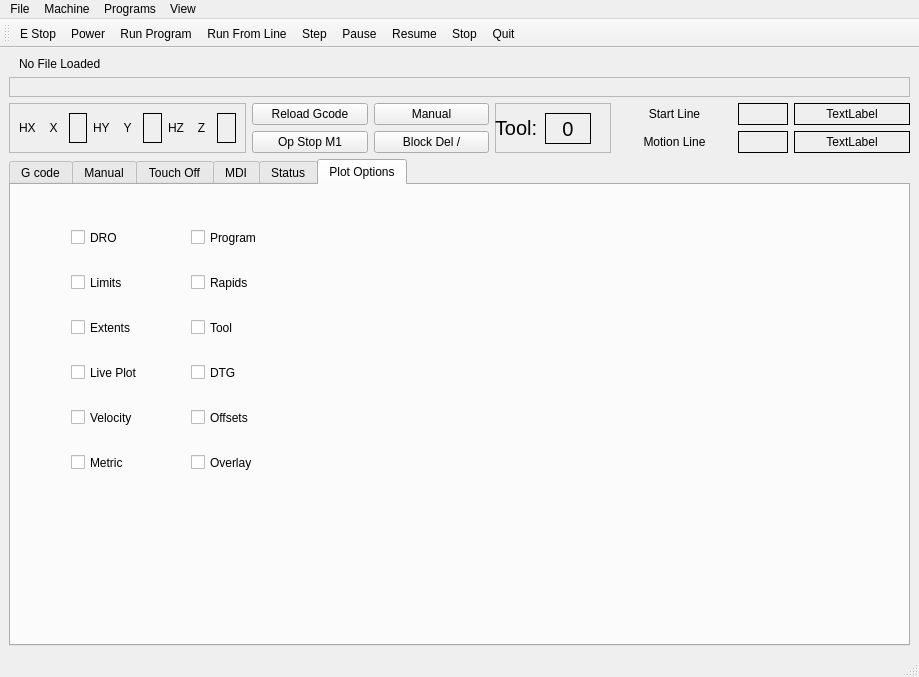
This is examples/tom_sim/tom.ui in jethornton/flexgui as Qt 5 draws it before an edit. The edited form follows.
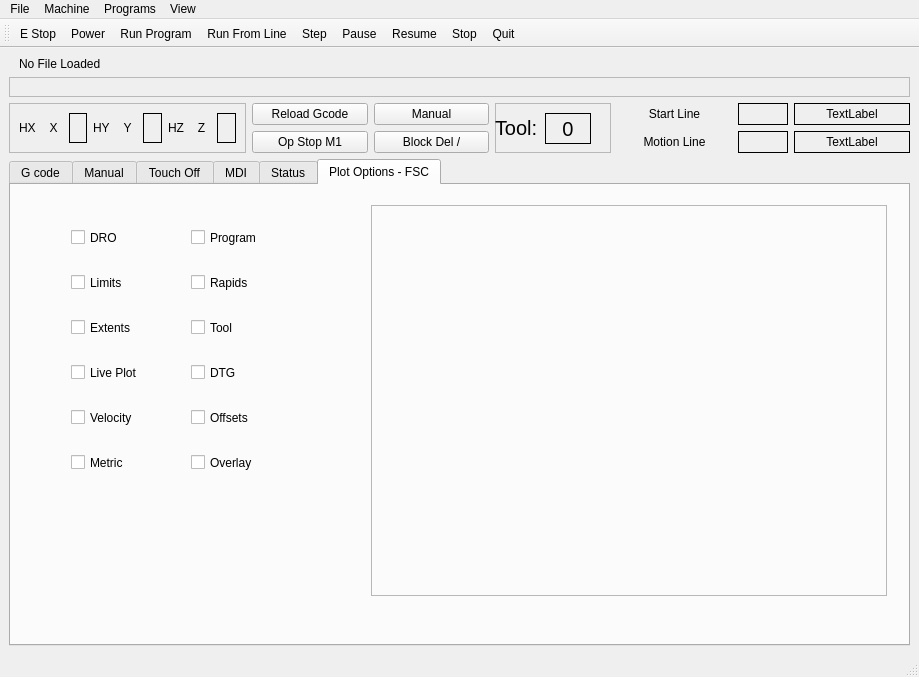
This is the edited form. The open tabs and pages were chosen to show the change.

The edit to the form file:
```diff
--- a/examples/tom_sim/tom.ui
+++ b/examples/tom_sim/tom.ui
@@ -2373,7 +2373,7 @@
       </widget>
       <widget class="QWidget" name="tab">
        <attribute name="title">
-        <string>Plot Options</string>
+        <string>Plot Options - FSC</string>
        </attribute>
        <widget class="QCheckBox" name="view_rapids_cb">
         <property name="geometry">
@@ -2582,6 +2582,22 @@
          <bool>false</bool>
         </property>
        </widget>
+       <widget class="QFrame" name="fsc_container">
+        <property name="geometry">
+         <rect>
+          <x>360</x>
+          <y>20</y>
+          <width>516</width>
+          <height>391</height>
+         </rect>
+        </property>
+        <property name="frameShape">
+         <enum>QFrame::StyledPanel</enum>
+        </property>
+        <property name="frameShadow">
+         <enum>QFrame::Raised</enum>
+        </property>
+       </widget>
       </widget>
      </widget>
     </item>
```
